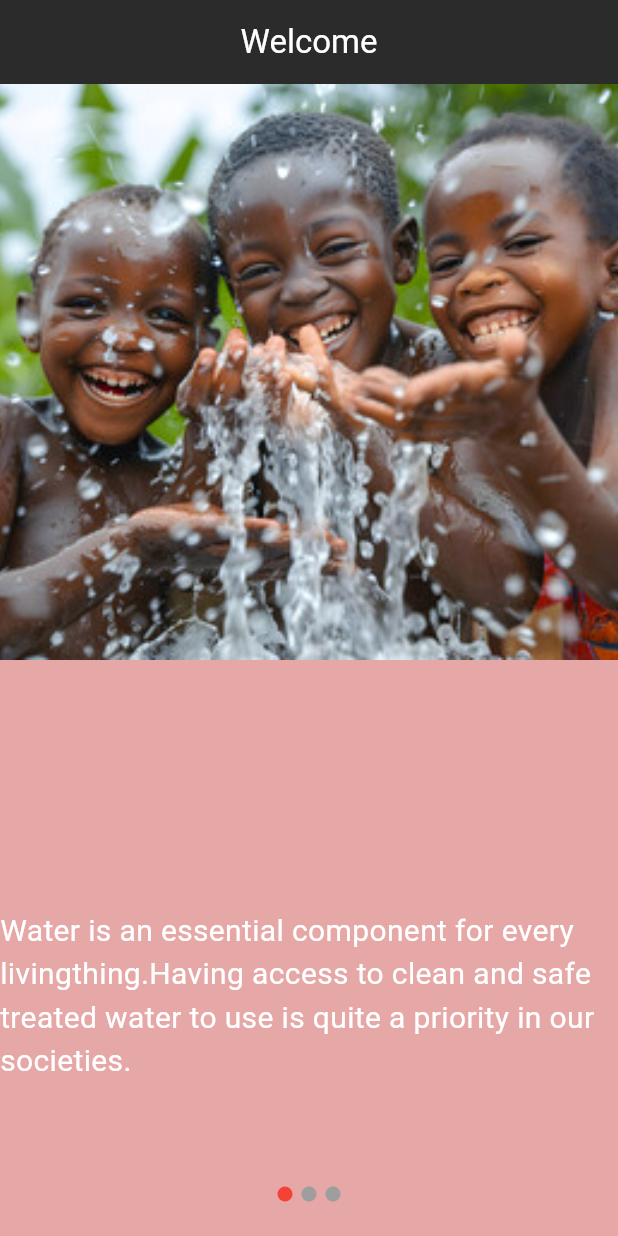
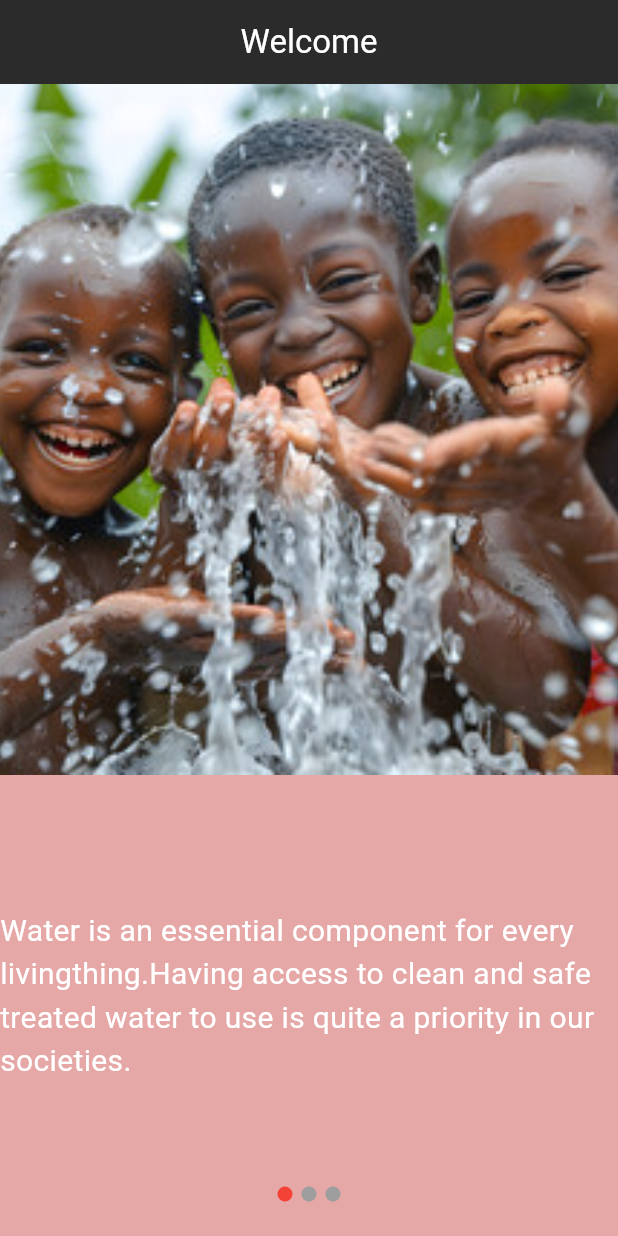
Before and after one commit to unice-hub/my-wash-app, a Flutter app: the screen it shows after launch, on a phone screen of 412 x 824 dp. Run offline on Flutter 3.47's test engine with Material 3 defaults, Android fonts, the phone set to English and light mode, and no system bars; our stand-ins replace firebase_auth, firebase_core, font_awesome_flutter, video_player; accounts and stored records are empty.

Commit message:
adjusted the picture on welcome screen

```diff
--- a/lib/screen/sanitation.dart
+++ b/lib/screen/sanitation.dart
@@ -49,7 +49,7 @@ class _VideoPlayerScreenState extends State<VideoPlayerScreen> {
     super.initState();
 
     _controller1 = VideoPlayerController.network(
-      'https://firebasestorage.googleapis.com/v0/b/flutter-application-c92ae.appspot.com/o/Sanitation%20-%20Definition%20of%20sanitation%20%F0%9F%93%96.mp4?alt=media&token=c40f975d-a328-47fa-90e4-b6fcf2d140a4',
+      'https://firebasestorage.googleapis.com/v0/b/flutter-application-c92ae.appspot.com/o/Understand%20Goal%206_%20Clean%20Water%20and%20Sanitation%20(Secondary).mp4?alt=media&token=9748561b-9aa2-41fe-a610-3998d74c1377 ',
     );
 
     _controller2 = VideoPlayerController.network(
@@ -57,7 +57,7 @@ class _VideoPlayerScreenState extends State<VideoPlayerScreen> {
     );
 
     _controller3 = VideoPlayerController.network(
-      'https://firebasestorage.googleapis.com/v0/b/flutter-application-c92ae.appspot.com/o/Understand%20Goal%206_%20Clean%20Water%20and%20Sanitation%20(Secondary).mp4?alt=media&token=9748561b-9aa2-41fe-a610-3998d74c1377',
+      'https://firebasestorage.googleapis.com/v0/b/flutter-application-c92ae.appspot.com/o/Sanitation%20-%20Definition%20of%20sanitation%20%F0%9F%93%96.mp4?alt=media&token=c40f975d-a328-47fa-90e4-b6fcf2d140a4',
     );
 
     _animatedController1 = VideoPlayerController.network(
--- a/lib/screen/welcome_screen.dart
+++ b/lib/screen/welcome_screen.dart
@@ -52,7 +52,7 @@ class _WelcomeScreenState extends State<WelcomeScreen> {
                     alignment: Alignment.topCenter,
                     heightFactor: MediaQuery.of(context).size.height < 600
                         ? 0.3
-                        : 0.5, // Adjusting heightFactor based on screen size
+                        : 0.6, // Adjusting heightFactor based on screen size
                     child: LayoutBuilder(
                       builder: (context, constraints) {
                         return SizedBox(
@@ -89,7 +89,7 @@ class _WelcomeScreenState extends State<WelcomeScreen> {
                 children: <Widget>[
                   FractionallySizedBox(
                     alignment: Alignment.topCenter,
-                    heightFactor: 0.5,
+                    heightFactor: 0.6,
                     child: Image.asset(
                       'assets/images/world-clean-up-day.jpg',
                       fit: BoxFit.cover,
@@ -118,7 +118,7 @@ class _WelcomeScreenState extends State<WelcomeScreen> {
                 children: <Widget>[
                   FractionallySizedBox(
                     alignment: Alignment.topCenter,
-                    heightFactor: 0.5,
+                    heightFactor: 0.6,
                     child: Image.asset(
                       'assets/images/handwash.jpg',
                       fit: BoxFit.cover,
```
